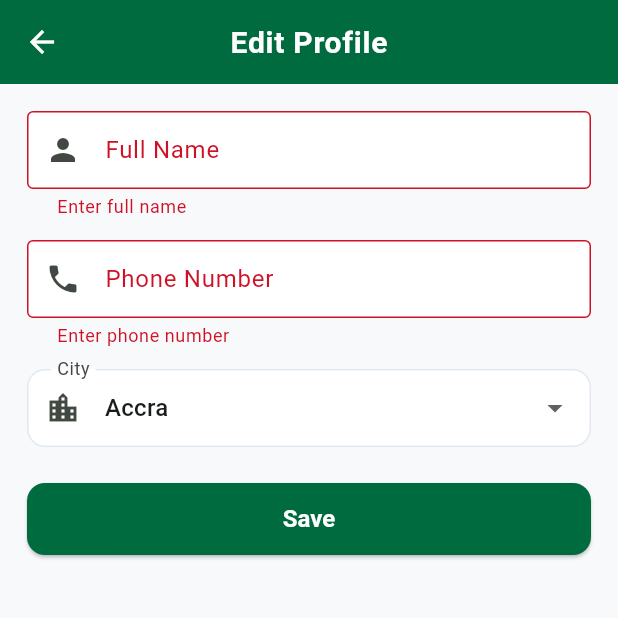
After one commit to 7kbytes/Osae-Project, a Flutter app: the EditProfileScreen screen opened directly, after a tap on "Save", on a phone screen of 412 x 824 dp, the top half of it. The commit adds this screen. Run offline on Flutter 3.47's test engine with Material 3 defaults, Android fonts, the phone set to English and light mode, and no system bars; our stand-ins replace cloud_firestore, firebase_auth, firebase_core, geolocator, google_maps_flutter, shared_preferences; accounts and stored records are empty.

Commit message:
Add profile editing; stop owners changing their own rating
- Profile > Edit Profile updates name, phone and city (validated)
- UserRepository.updateProfile writes only those fields
- Rules: owner cannot set rating or createdAt; new profiles start at rating 5
- 3 unit tests, 2 rule tests; docs 03 matrix and roadmap updated

```diff
--- a/lib/core/providers/auth_provider.dart
+++ b/lib/core/providers/auth_provider.dart
@@ -5,6 +5,7 @@ import '../models/user_model.dart';
 import '../repositories/user_repository.dart';
 import '../services/firebase_service.dart';
 import '../services/local_storage_service.dart';
+import '../utils/input_sanitizer.dart';
 import '../services/mock_data.dart';
 
 /// Authentication state.
@@ -393,6 +394,52 @@ class AuthProvider with ChangeNotifier {
   // Profile / sign out
   // ---------------------------------------------------------------------------
 
+  /// Saves the editable profile fields. Returns false and sets [lastError]
+  /// (leaving the profile unchanged) if validation or the backend fails.
+  Future<bool> updateProfile({
+    required String displayName,
+    required String phone,
+    required String city,
+  }) async {
+    _lastError = null;
+    final user = _currentUser;
+    if (user == null) return _fail('Not signed in.');
+
+    final name = InputSanitizer.sanitize(displayName).trim();
+    final cleanPhone = phone.trim();
+    final cleanCity = city.trim();
+    if (name.length < 2 || name.length > 100) {
+      return _fail('Enter a name between 2 and 100 characters.');
+    }
+    if (!isValidGhanaPhone(cleanPhone)) {
+      return _fail('Enter a valid Ghana phone number.');
+    }
+    if (cleanCity.isEmpty || cleanCity.length > 60) {
+      return _fail('Choose your city.');
+    }
+
+    try {
+      await _userRepository.updateProfile(
+        user.id,
+        displayName: name,
+        phone: cleanPhone,
+        city: cleanCity,
+      );
+    } catch (e) {
+      debugPrint('Update profile error: $e');
+      return _fail('Could not save your profile. Please try again.');
+    }
+
+    _currentUser = user.copyWith(
+      displayName: name,
+      phone: cleanPhone,
+      city: cleanCity,
+    );
+    await _localStorageService.saveUser(_currentUser!);
+    notifyListeners();
+    return true;
+  }
+
   Future<void> switchRole(UserRole newRole) async {
     if (_currentUser != null) {
       _currentUser = _currentUser!.copyWith(role: newRole);
--- a/lib/core/repositories/user_repository.dart
+++ b/lib/core/repositories/user_repository.dart
@@ -6,6 +6,15 @@ abstract class UserRepository {
   Future<AppUser?> getUser(String userId);
   Future<void> saveUser(AppUser user);
   Future<void> updateUserRole(String userId, UserRole role);
+
+  /// Writes only the user-editable fields, so rules can keep `rating` and
+  /// `createdAt` out of the owner's reach.
+  Future<void> updateProfile(
+    String userId, {
+    required String displayName,
+    required String phone,
+    required String city,
+  });
   Future<void> deleteUser(String userId);
 }
 
@@ -45,6 +54,20 @@ class FirestoreUserRepository implements UserRepository {
   Future<void> updateUserRole(String userId, UserRole role) async {
     await _usersCollection.doc(userId).update({'role': role.name});
   }
+
+  @override
+  Future<void> updateProfile(
+    String userId, {
+    required String displayName,
+    required String phone,
+    required String city,
+  }) async {
+    await _usersCollection.doc(userId).update({
+      'displayName': displayName,
+      'phone': phone,
+      'city': city,
+    });
+  }
 }
 
 class InMemoryUserRepository implements UserRepository {
@@ -71,6 +94,22 @@ class InMemoryUserRepository implements UserRepository {
   }
 
   @override
+  Future<void> updateProfile(
+    String userId, {
+    required String displayName,
+    required String phone,
+    required String city,
+  }) async {
+    final existing = _users[userId];
+    if (existing == null) throw StateError('No profile for $userId');
+    _users[userId] = existing.copyWith(
+      displayName: displayName,
+      phone: phone,
+      city: city,
+    );
+  }
+
+  @override
   Future<void> updateUserRole(String userId, UserRole role) async {
     final existing = _users[userId];
     if (existing != null) {
--- /dev/null
+++ b/lib/features/auth/screens/edit_profile_screen.dart
@@ -0,0 +1,134 @@
+import 'package:flutter/material.dart';
+import 'package:provider/provider.dart';
+import '../../../core/providers/auth_provider.dart';
+import '../../../core/utils/form_validators.dart';
+
+/// Lets the signed-in user change their name, phone number and city.
+class EditProfileScreen extends StatefulWidget {
+  const EditProfileScreen({super.key});
+
+  @override
+  State<EditProfileScreen> createState() => _EditProfileScreenState();
+}
+
+class _EditProfileScreenState extends State<EditProfileScreen> {
+  static const _cities = ['Accra', 'Kumasi', 'Tema'];
+
+  final _formKey = GlobalKey<FormState>();
+  late final TextEditingController _nameController;
+  late final TextEditingController _phoneController;
+  late String _city;
+  bool _saving = false;
+
+  @override
+  void initState() {
+    super.initState();
+    final user = context.read<AuthProvider>().currentUser;
+    _nameController = TextEditingController(text: user?.displayName ?? '');
+    _phoneController = TextEditingController(text: user?.phone ?? '');
+    _city = _cities.contains(user?.city) ? user!.city : _cities.first;
+  }
+
+  @override
+  void dispose() {
+    _nameController.dispose();
+    _phoneController.dispose();
+    super.dispose();
+  }
+
+  Future<void> _save() async {
+    if (!_formKey.currentState!.validate()) return;
+    setState(() => _saving = true);
+    final auth = context.read<AuthProvider>();
+    final ok = await auth.updateProfile(
+      displayName: _nameController.text,
+      phone: _phoneController.text,
+      city: _city,
+    );
+    if (!mounted) return;
+    setState(() => _saving = false);
+    final messenger = ScaffoldMessenger.of(context);
+    if (ok) {
+      messenger.showSnackBar(const SnackBar(content: Text('Profile saved.')));
+      Navigator.pop(context);
+    } else {
+      messenger.showSnackBar(
+        SnackBar(content: Text(auth.lastError ?? 'Could not save profile.')),
+      );
+    }
+  }
+
+  @override
+  Widget build(BuildContext context) {
+    return Scaffold(
+      appBar: AppBar(title: const Text('Edit Profile')),
+      body: SingleChildScrollView(
+        padding: const EdgeInsets.all(18),
+        child: Form(
+          key: _formKey,
+          child: Column(
+            children: [
+              TextFormField(
+                key: const Key('edit_name_input'),
+                controller: _nameController,
+                decoration: const InputDecoration(
+                  labelText: 'Full Name',
+                  prefixIcon: Icon(Icons.person),
+                  border: OutlineInputBorder(),
+                ),
+                validator: (val) => FormValidators.validateRequired(
+                  val,
+                  'Full Name',
+                  minLength: 2,
+                ),
+              ),
+              const SizedBox(height: 14),
+              TextFormField(
+                key: const Key('edit_phone_input'),
+                controller: _phoneController,
+                keyboardType: TextInputType.phone,
+                decoration: const InputDecoration(
+                  labelText: 'Phone Number',
+                  prefixIcon: Icon(Icons.phone),
+                  border: OutlineInputBorder(),
+                ),
+                validator: (val) => FormValidators.validateGhanaPhone(val),
+              ),
+              const SizedBox(height: 14),
+              DropdownButtonFormField<String>(
+                key: const Key('edit_city_input'),
+                initialValue: _city,
+                decoration: const InputDecoration(
+                  labelText: 'City',
+                  prefixIcon: Icon(Icons.location_city),
+                  border: OutlineInputBorder(),
+                ),
+                items: [
+                  for (final c in _cities)
+                    DropdownMenuItem(value: c, child: Text(c)),
+                ],
+                onChanged: (c) => setState(() => _city = c ?? _city),
+              ),
+              const SizedBox(height: 24),
+              SizedBox(
+                width: double.infinity,
+                height: 48,
+                child: ElevatedButton(
+                  key: const Key('save_profile_button'),
+                  onPressed: _saving ? null : _save,
+                  child: _saving
+                      ? const SizedBox(
+                          width: 20,
+                          height: 20,
+                          child: CircularProgressIndicator(strokeWidth: 2),
+                        )
+                      : const Text('Save'),
+                ),
+              ),
+            ],
+          ),
+        ),
+      ),
+    );
+  }
+}
```
Also changed, not shown: lib/features/auth/screens/profile_screen.dart (+20 -0 lines), 5 other files.
